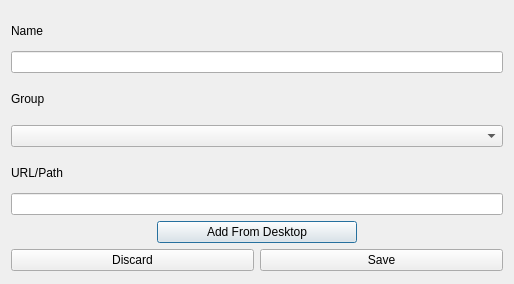
Before: the Qt Designer form designs/xml/app_window.ui in daniel-deru/WorkMate-3.0, drawn with Qt 5.
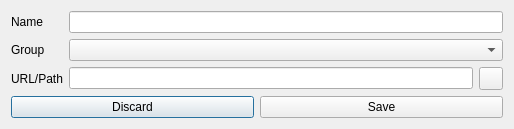
After: the same form once the commit is applied.

What changed in the file:
```diff
--- a/designs/xml/app_window.ui
+++ b/designs/xml/app_window.ui
@@ -7,7 +7,7 @@
     <x>0</x>
     <y>0</y>
     <width>514</width>
-    <height>284</height>
+    <height>127</height>
    </rect>
   </property>
   <property name="windowTitle">
@@ -15,20 +15,14 @@
   </property>
   <layout class="QVBoxLayout" name="verticalLayout">
    <item>
-    <layout class="QVBoxLayout" name="vbox_name">
-     <property name="spacing">
-      <number>0</number>
-     </property>
-     <property name="sizeConstraint">
-      <enum>QLayout::SetMinimumSize</enum>
-     </property>
-     <item>
+    <layout class="QFormLayout" name="formLayout_3">
+     <item row="0" column="0">
       <widget class="QLabel" name="lbl_name">
        <property name="enabled">
         <bool>true</bool>
        </property>
        <property name="sizePolicy">
-        <sizepolicy hsizetype="Preferred" vsizetype="MinimumExpanding">
+        <sizepolicy hsizetype="Preferred" vsizetype="Preferred">
          <horstretch>0</horstretch>
          <verstretch>0</verstretch>
         </sizepolicy>
@@ -36,13 +30,13 @@
        <property name="minimumSize">
         <size>
          <width>0</width>
-         <height>40</height>
+         <height>0</height>
         </size>
        </property>
        <property name="maximumSize">
         <size>
          <width>16777215</width>
-         <height>40</height>
+         <height>16777215</height>
         </size>
        </property>
        <property name="text">
@@ -50,17 +44,10 @@
        </property>
       </widget>
      </item>
-     <item>
-      <widget class="QLineEdit" name="lnedt_name"/>
-     </item>
-    </layout>
-   </item>
-   <item>
-    <layout class="QVBoxLayout" name="verticalLayout_2">
-     <item>
+     <item row="1" column="0">
       <widget class="QLabel" name="lbl_group">
        <property name="sizePolicy">
-        <sizepolicy hsizetype="Preferred" vsizetype="MinimumExpanding">
+        <sizepolicy hsizetype="Preferred" vsizetype="Preferred">
          <horstretch>0</horstretch>
          <verstretch>0</verstretch>
         </sizepolicy>
@@ -68,7 +55,7 @@
        <property name="minimumSize">
         <size>
          <width>0</width>
-         <height>40</height>
+         <height>0</height>
         </size>
        </property>
        <property name="maximumSize">
@@ -82,23 +69,10 @@
        </property>
       </widget>
      </item>
-     <item>
-      <widget class="QComboBox" name="cmb_group"/>
-     </item>
-    </layout>
-   </item>
-   <item>
-    <layout class="QVBoxLayout" name="vbox_path">
-     <property name="spacing">
-      <number>0</number>
-     </property>
-     <property name="sizeConstraint">
-      <enum>QLayout::SetMinimumSize</enum>
-     </property>
-     <item>
+     <item row="2" column="0">
       <widget class="QLabel" name="lbl_path">
        <property name="sizePolicy">
-        <sizepolicy hsizetype="Preferred" vsizetype="MinimumExpanding">
+        <sizepolicy hsizetype="Preferred" vsizetype="Preferred">
          <horstretch>0</horstretch>
          <verstretch>0</verstretch>
         </sizepolicy>
@@ -106,7 +80,7 @@
        <property name="minimumSize">
         <size>
          <width>0</width>
-         <height>40</height>
+         <height>0</height>
         </size>
        </property>
        <property name="maximumSize">
@@ -123,60 +97,25 @@
        </property>
       </widget>
      </item>
-     <item>
-      <widget class="QLineEdit" name="lnedt_path"/>
+     <item row="0" column="1">
+      <widget class="QLineEdit" name="lnedt_name"/>
      </item>
-    </layout>
-   </item>
-   <item>
-    <layout class="QHBoxLayout" name="hbox_desktop">
-     <item>
-      <spacer name="spcr_left_desktop">
-       <property name="orientation">
-        <enum>Qt::Horizontal</enum>
-       </property>
-       <property name="sizeHint" stdset="0">
-        <size>
-         <width>40</width>
-         <height>20</height>
-        </size>
-       </property>
-      </spacer>
+     <item row="1" column="1">
+      <widget class="QComboBox" name="cmb_group"/>
      </item>
-     <item>
-      <widget class="QPushButton" name="btn_desktop">
-       <property name="minimumSize">
-        <size>
-         <width>200</width>
-         <height>0</height>
-        </size>
-       </property>
-       <property name="maximumSize">
-        <size>
-         <width>400</width>
-         <height>16777215</height>
-        </size>
-       </property>
-       <property name="cursor">
-        <cursorShape>PointingHandCursor</cursorShape>
-       </property>
-       <property name="text">
-        <string>Add From Desktop</string>
-       </property>
-      </widget>
-     </item>
-     <item>
-      <spacer name="spcr_right_desktop">
-       <property name="orientation">
-        <enum>Qt::Horizontal</enum>
-       </property>
-       <property name="sizeHint" stdset="0">
-        <size>
-         <width>40</width>
-         <height>20</height>
-        </size>
-       </property>
-      </spacer>
+     <item row="2" column="1">
+      <layout class="QHBoxLayout" name="horizontalLayout">
+       <item>
+        <widget class="QLineEdit" name="lnedt_path"/>
+       </item>
+       <item>
+        <widget class="QToolButton" name="tbtn_desktop">
+         <property name="text">
+          <string/>
+         </property>
+        </widget>
+       </item>
+      </layout>
      </item>
     </layout>
    </item>
```
